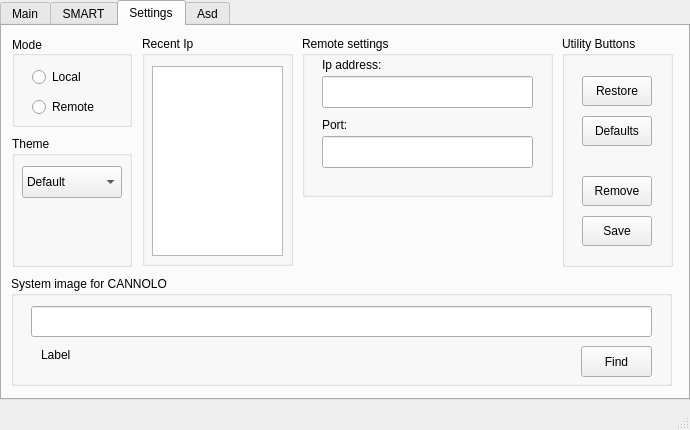
Before: the Qt Designer form assets/interface.ui in WEEE-Open/pesto, drawn with Qt 5.
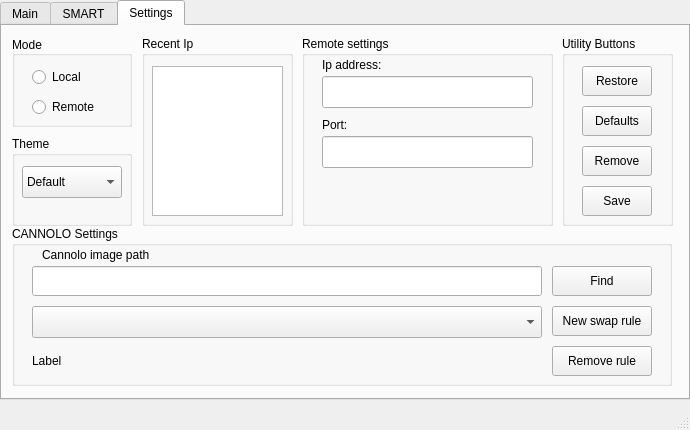
After: the same form once the commit is applied. The open tabs and pages were chosen to show the change.

Patch:
```diff
--- a/assets/interface.ui
+++ b/assets/interface.ui
@@ -323,7 +323,7 @@
         <x>300</x>
         <y>10</y>
         <width>251</width>
-        <height>161</height>
+        <height>190</height>
        </rect>
       </property>
       <property name="title">
@@ -427,7 +427,7 @@
         <x>560</x>
         <y>10</y>
         <width>111</width>
-        <height>231</height>
+        <height>190</height>
        </rect>
       </property>
       <property name="title">
@@ -437,7 +437,7 @@
        <property name="geometry">
         <rect>
          <x>20</x>
-         <y>40</y>
+         <y>30</y>
          <width>70</width>
          <height>30</height>
         </rect>
@@ -450,7 +450,7 @@
        <property name="geometry">
         <rect>
          <x>20</x>
-         <y>80</y>
+         <y>70</y>
          <width>70</width>
          <height>30</height>
         </rect>
@@ -463,7 +463,7 @@
        <property name="geometry">
         <rect>
          <x>20</x>
-         <y>180</y>
+         <y>150</y>
          <width>70</width>
          <height>30</height>
         </rect>
@@ -476,7 +476,7 @@
        <property name="geometry">
         <rect>
          <x>20</x>
-         <y>140</y>
+         <y>110</y>
          <width>70</width>
          <height>30</height>
         </rect>
@@ -492,7 +492,7 @@
         <x>140</x>
         <y>10</y>
         <width>151</width>
-        <height>230</height>
+        <height>190</height>
        </rect>
       </property>
       <property name="title">
@@ -504,73 +504,18 @@
          <x>10</x>
          <y>30</y>
          <width>131</width>
-         <height>190</height>
+         <height>150</height>
         </rect>
        </property>
       </widget>
      </widget>
-     <widget class="QGroupBox" name="groupBox_3">
-      <property name="geometry">
-       <rect>
-        <x>9</x>
-        <y>250</y>
-        <width>661</width>
-        <height>110</height>
-       </rect>
-      </property>
-      <property name="title">
-       <string>System image for CANNOLO</string>
-      </property>
-      <widget class="QLineEdit" name="directoryText">
-       <property name="geometry">
-        <rect>
-         <x>20</x>
-         <y>30</y>
-         <width>621</width>
-         <height>31</height>
-        </rect>
-       </property>
-       <property name="readOnly">
-        <bool>true</bool>
-       </property>
-       <property name="clearButtonEnabled">
-        <bool>false</bool>
-       </property>
-      </widget>
-      <widget class="QPushButton" name="findButton">
-       <property name="geometry">
-        <rect>
-         <x>570</x>
-         <y>70</y>
-         <width>71</width>
-         <height>31</height>
-        </rect>
-       </property>
-       <property name="text">
-        <string>Find</string>
-       </property>
-      </widget>
-      <widget class="QLabel" name="cannoloLabel">
-       <property name="geometry">
-        <rect>
-         <x>30</x>
-         <y>70</y>
-         <width>530</width>
-         <height>18</height>
-        </rect>
-       </property>
-       <property name="text">
-        <string>Label</string>
-       </property>
-      </widget>
-     </widget>
      <widget class="QGroupBox" name="groupBox_4">
       <property name="geometry">
        <rect>
         <x>10</x>
         <y>110</y>
         <width>120</width>
-        <height>131</height>
+        <height>90</height>
        </rect>
       </property>
       <property name="title">
@@ -607,32 +552,112 @@
        </item>
       </widget>
      </widget>
-    </widget>
-    <widget class="QWidget" name="asdTab">
-     <attribute name="title">
-      <string>Asd</string>
-     </attribute>
-     <widget class="QWidget" name="horizontalLayoutWidget_2">
+     <widget class="QGroupBox" name="groupBox_5">
       <property name="geometry">
        <rect>
-        <x>-1</x>
-        <y>-1</y>
-        <width>691</width>
-        <height>361</height>
+        <x>10</x>
+        <y>200</y>
+        <width>660</width>
+        <height>160</height>
        </rect>
       </property>
-      <layout class="QHBoxLayout" name="horizontalLayout_2">
-       <item>
-        <widget class="QLabel" name="asdLabel">
-         <property name="text">
-          <string>TextLabel</string>
-         </property>
-         <property name="alignment">
-          <set>Qt::AlignCenter</set>
-         </property>
-        </widget>
-       </item>
-      </layout>
+      <property name="title">
+       <string>CANNOLO Settings</string>
+      </property>
+      <widget class="QLineEdit" name="directoryText">
+       <property name="geometry">
+        <rect>
+         <x>20</x>
+         <y>40</y>
+         <width>510</width>
+         <height>30</height>
+        </rect>
+       </property>
+       <property name="readOnly">
+        <bool>true</bool>
+       </property>
+       <property name="clearButtonEnabled">
+        <bool>false</bool>
+       </property>
+      </widget>
+      <widget class="QLabel" name="cannoloLabel">
+       <property name="geometry">
+        <rect>
+         <x>20</x>
+         <y>120</y>
+         <width>510</width>
+         <height>30</height>
+        </rect>
+       </property>
+       <property name="text">
+        <string>Label</string>
+       </property>
+       <property name="wordWrap">
+        <bool>true</bool>
+       </property>
+      </widget>
+      <widget class="QPushButton" name="findButton">
+       <property name="geometry">
+        <rect>
+         <x>540</x>
+         <y>40</y>
+         <width>100</width>
+         <height>30</height>
+        </rect>
+       </property>
+       <property name="text">
+        <string>Find</string>
+       </property>
+      </widget>
+      <widget class="QLabel" name="label_3">
+       <property name="geometry">
+        <rect>
+         <x>30</x>
+         <y>20</y>
+         <width>140</width>
+         <height>18</height>
+        </rect>
+       </property>
+       <property name="text">
+        <string>Cannolo image path</string>
+       </property>
+      </widget>
+      <widget class="QComboBox" name="comboBox">
+       <property name="geometry">
+        <rect>
+         <x>20</x>
+         <y>80</y>
+         <width>510</width>
+         <height>32</height>
+        </rect>
+       </property>
+      </widget>
+      <widget class="QPushButton" name="pushButton">
+       <property name="geometry">
+        <rect>
+         <x>540</x>
+         <y>80</y>
+         <width>100</width>
+         <height>30</height>
+        </rect>
+       </property>
+       <property name="text">
+        <string>New swap rule</string>
+       </property>
+      </widget>
+      <widget class="QPushButton" name="pushButton_2">
+       <property name="geometry">
+        <rect>
+         <x>540</x>
+         <y>120</y>
+         <width>100</width>
+         <height>30</height>
+        </rect>
+       </property>
+       <property name="text">
+        <string>Remove rule</string>
+       </property>
+      </widget>
      </widget>
     </widget>
    </widget>
```
Left out of the diff: 20 changed lines with no effect on the pictures.
